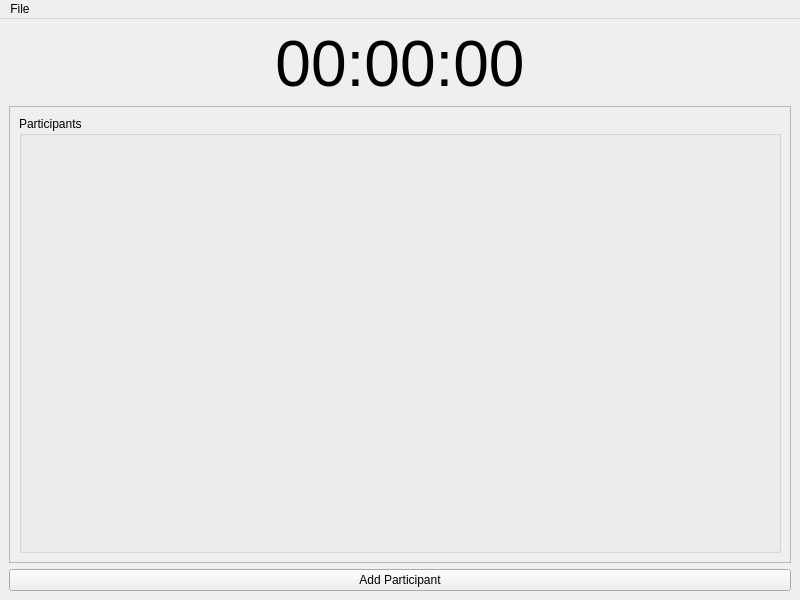
nfogh/Racetiming, file Racetiming/mainwindow.ui: the form before one commit.
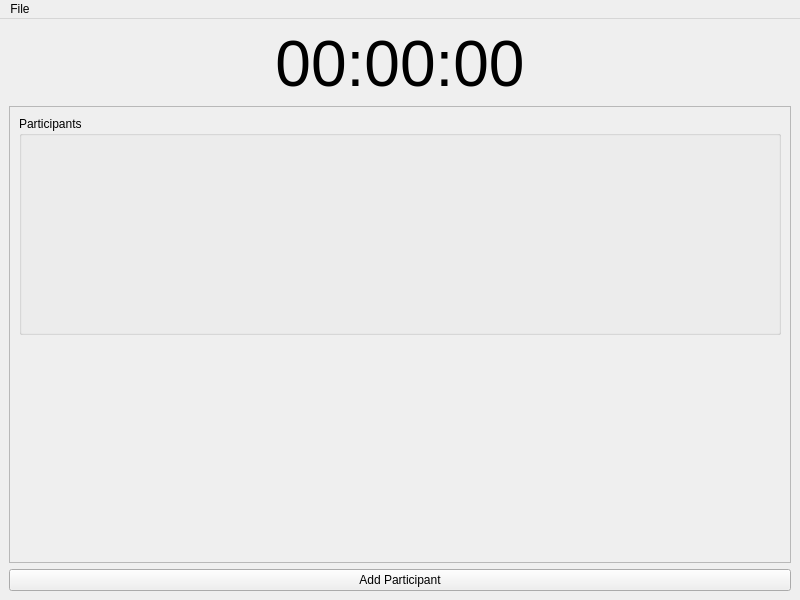
The form after the commit.

Commit message: Added screenshot. Layout improvements.

Diff of the .ui file:
```diff
--- a/Racetiming/mainwindow.ui
+++ b/Racetiming/mainwindow.ui
@@ -58,6 +58,19 @@
           </property>
          </widget>
         </item>
+        <item row="1" column="0">
+         <spacer name="verticalSpacer">
+          <property name="orientation">
+           <enum>Qt::Vertical</enum>
+          </property>
+          <property name="sizeHint" stdset="0">
+           <size>
+            <width>20</width>
+            <height>40</height>
+           </size>
+          </property>
+         </spacer>
+        </item>
        </layout>
       </widget>
      </widget>
```
The commit also changes 2 other files.
